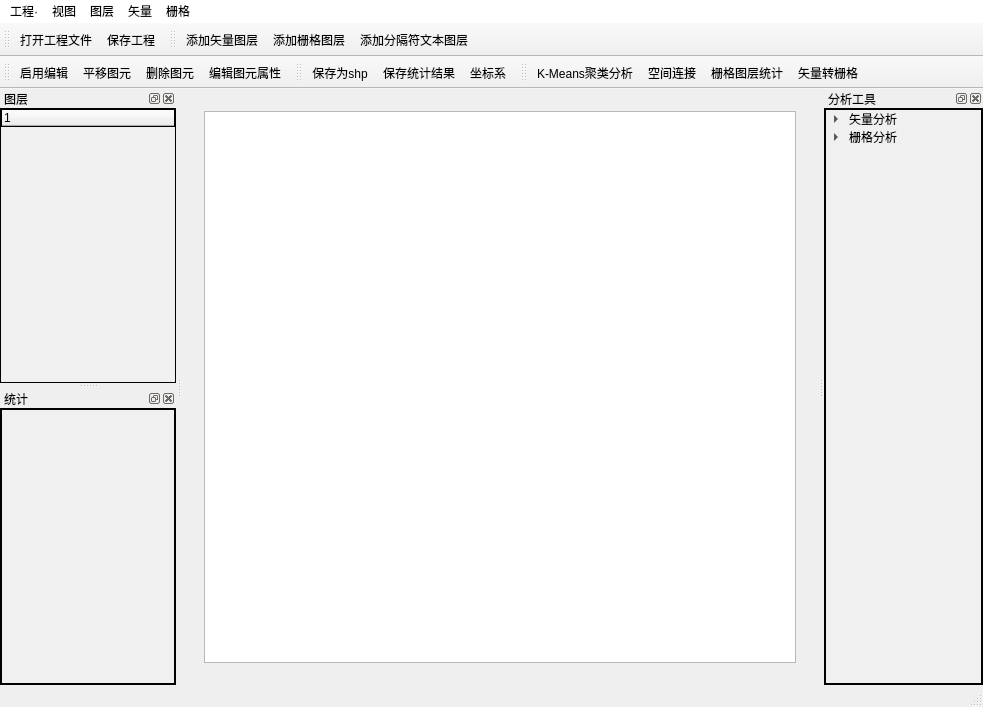
Above: SearchJourney/MainWidget.ui from clydesanchez/SearchJourney before the change. Below: the same form after it.
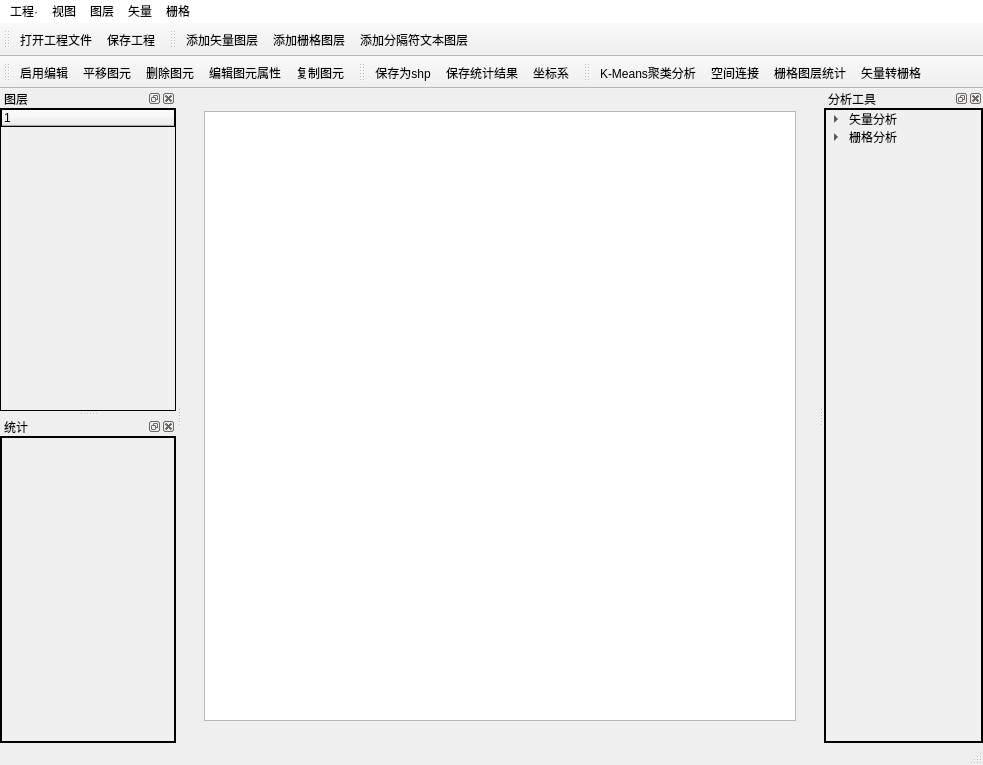
That is the form after the change. Icons and pictures are not drawn. Custom widgets are drawn as their Qt base class.

Commit message: 矢量转栅格/图元复制

Patch:
```diff
--- a/SearchJourney/MainWidget.ui
+++ b/SearchJourney/MainWidget.ui
@@ -7,7 +7,7 @@
     <x>0</x>
     <y>0</y>
     <width>981</width>
-    <height>687</height>
+    <height>765</height>
    </rect>
   </property>
   <property name="windowTitle">
@@ -207,7 +207,7 @@
           <x>0</x>
           <y>0</y>
           <width>157</width>
-          <height>490</height>
+          <height>568</height>
          </rect>
         </property>
         <layout class="QGridLayout" name="gridLayout_5">
@@ -332,7 +332,7 @@
           <x>0</x>
           <y>0</y>
           <width>174</width>
-          <height>229</height>
+          <height>268</height>
          </rect>
         </property>
         <layout class="QGridLayout" name="gridLayout_6">
@@ -392,6 +392,7 @@
    <addaction name="ctrlMoveAction"/>
    <addaction name="ctrlDeleteAction"/>
    <addaction name="ctrlEditAttriAction"/>
+   <addaction name="ctrlCopyAction"/>
   </widget>
   <widget class="QToolBar" name="toolBar_3">
    <property name="windowTitle">
@@ -594,6 +595,16 @@
     <string>矢量转栅格</string>
    </property>
   </action>
+  <action name="ctrlCopyAction">
+   <property name="text">
+    <string>复制图元</string>
+   </property>
+  </action>
+  <action name="ctrlOpenRasterCalculatorActionV2">
+   <property name="text">
+    <string>栅格计算器...</string>
+   </property>
+  </action>
  </widget>
  <layoutdefault spacing="6" margin="11"/>
  <customwidgets>
```
Left out of the diff: 1 changed line with no effect on the pictures. The commit also changes 8 other files.
